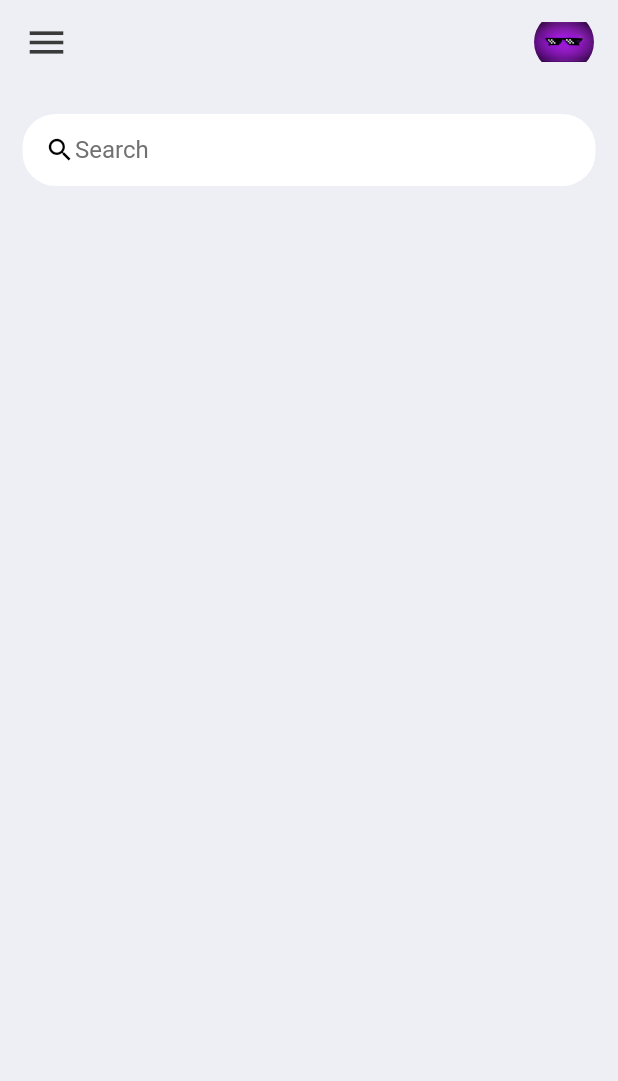
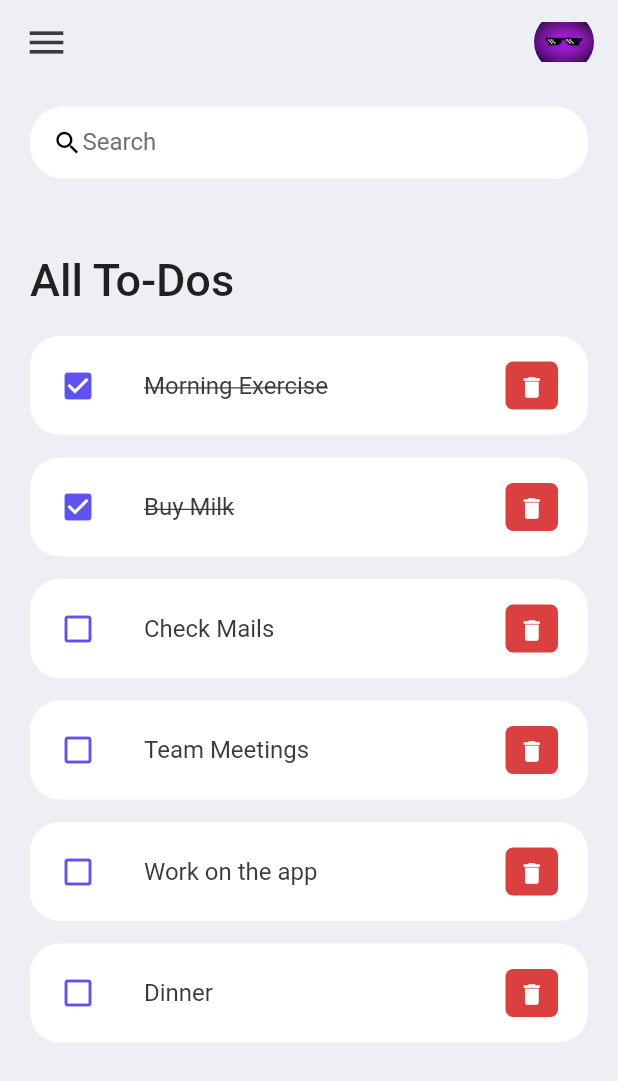
Before and after one commit to Positron007/To-Do-App, a Flutter app: the screen it shows after launch, on a phone screen of 412 x 824 dp. Shown: the top 1081 px of the screen. Run offline on Flutter 3.47's test engine with Material 2 defaults, Android fonts, the light colour scheme and no system bars.

Commit message:
added items to the list

```diff
--- /dev/null
+++ b/lib/model/todo.dart
@@ -0,0 +1,24 @@
+class ToDo{
+  String? id;
+  String? todoText;
+  bool isDone;
+
+ToDo(
+  {
+    required this.id,
+    required this.todoText,
+    this.isDone = false,
+}
+    );
+
+static List<ToDo> todosList(){
+  return[
+    ToDo(id: '01', todoText: 'Morning Exercise', isDone: true),
+    ToDo(id: '02', todoText: 'Buy Milk', isDone: true),
+    ToDo(id: '03', todoText: 'Check Mails'),
+    ToDo(id: '04', todoText: 'Team Meetings'),
+    ToDo(id: '05', todoText: 'Work on the app'),
+    ToDo(id: '06', todoText: 'Dinner')
+  ];
+}
+}
--- a/lib/screens/home.dart
+++ b/lib/screens/home.dart
@@ -1,5 +1,7 @@
 import 'package:flutter/material.dart';
-import 'package:to_do_app/constants/colors.dart';
+import '../constants/colors.dart';
+import '../model/todo.dart';
+import '../widgets/todo-list.dart';
 
 class Home extends StatefulWidget {
   const Home({Key? key}) : super(key: key);
@@ -9,6 +11,8 @@ class Home extends StatefulWidget {
 }
 
 class _HomeState extends State<Home> {
+
+  final todoList = ToDo.todosList();
   @override
   Widget build(BuildContext context) {
     return Scaffold(
@@ -17,33 +21,30 @@ class _HomeState extends State<Home> {
 
       body: Container(
 
-        padding: const EdgeInsets.symmetric(horizontal: 15),
+        padding: const EdgeInsets.symmetric(horizontal: 20, vertical: 15),
         child: Column(
           children: [
-            const SizedBox(height: 20.0),
-            Container(
-              padding: const EdgeInsets.symmetric(horizontal: 15),
-              decoration: BoxDecoration(
-                color: Colors.white,
-                borderRadius: BorderRadius.circular(22),
-              ),
-              child: const TextField(
-                decoration: InputDecoration(
+            searchBox(),
+            Expanded(
+              child: ListView(
+                children: [
+                  Container(
+                    margin: const EdgeInsets.only(
+                      top: 50,
+                      bottom: 20
+                    ),
+                    child: const Text(
+                      'All To-Dos',
+                      style: TextStyle(
+                          fontSize: 30,
+                          fontWeight: FontWeight.w500,
+                      ),
+                    ),
+                  ),
 
-                  hintStyle: TextStyle(color: tdGrey),
-                  contentPadding: EdgeInsets.all(0),
-                  prefixIcon: Align(
-                      widthFactor: 1,
-                      heightFactor: 1,
-                      child: Icon(Icons.search, color: Colors.black, size: 20),
-                  ),
-                  prefixIconConstraints: BoxConstraints(
-                    maxHeight: 20,
-                    maxWidth: 25
-                  ),
-                  border: InputBorder.none,
-                  hintText: 'Search',
-                ),
+                  for(ToDo todo in todoList )
+                    ToDoItem(todo: todo,),
+                ],
               ),
             )
           ],
@@ -78,6 +79,34 @@ class _HomeState extends State<Home> {
    );
  }
 
+ Widget searchBox() {
+   return Container(
+     padding: const EdgeInsets.symmetric(horizontal: 15),
+     decoration: BoxDecoration(
+       color: Colors.white,
+       borderRadius: BorderRadius.circular(22),
+     ),
+     child: const TextField(
+       decoration: InputDecoration(
+
+         hintStyle: TextStyle(color: tdGrey),
+         contentPadding: EdgeInsets.all(0),
+         prefixIcon: Align(
+           widthFactor: 1,
+           heightFactor: 1,
+           child: Icon(Icons.search, color: Colors.black, size: 20),
+         ),
+         prefixIconConstraints: BoxConstraints(
+             maxHeight: 20,
+             maxWidth: 25
+         ),
+         border: InputBorder.none,
+         hintText: 'Search',
+       ),
+     ),
+   );
+ }
+
 
 
 }
--- /dev/null
+++ b/lib/widgets/todo-list.dart
@@ -0,0 +1,53 @@
+import 'package:flutter/material.dart';
+import '../constants/colors.dart';
+import '../model/todo.dart';
+
+class ToDoItem extends StatelessWidget {
+  final ToDo todo;
+  const ToDoItem({Key? key, required this.todo}) : super(key: key);
+
+  @override
+  Widget build(BuildContext context) {
+    return Container(
+      margin: const EdgeInsets.only(bottom: 15),
+      child: ListTile(
+        onTap: () {
+          print('Clicked on todo item');
+        },
+        shape: RoundedRectangleBorder(
+          borderRadius: BorderRadius.circular(20),
+        ),
+        contentPadding: const EdgeInsets.symmetric(horizontal: 20, vertical: 5),
+        tileColor: Colors.white,
+        leading: Icon(
+            todo.isDone ? Icons.check_box : Icons.check_box_outline_blank,
+            color: tdBlue),
+        title: Text(
+          todo.todoText!,
+          style: TextStyle(
+              fontSize: 16,
+              color: tdBlack,
+              decoration: todo.isDone ? TextDecoration.lineThrough : null),
+        ),
+        trailing: Container(
+          padding: const EdgeInsets.all(0),
+          margin: const EdgeInsets.symmetric(vertical: 12),
+          height: 35,
+          width: 35,
+          decoration: BoxDecoration(
+            color: tdRed,
+            borderRadius: BorderRadius.circular(5),
+          ),
+          child: IconButton(
+            color: Colors.white,
+            iconSize: 18,
+            icon: const Icon(Icons.delete),
+            onPressed: () {
+              print('Clicked on delete icon');
+            },
+          ),
+        ),
+      ),
+    );
+  }
+}
```
